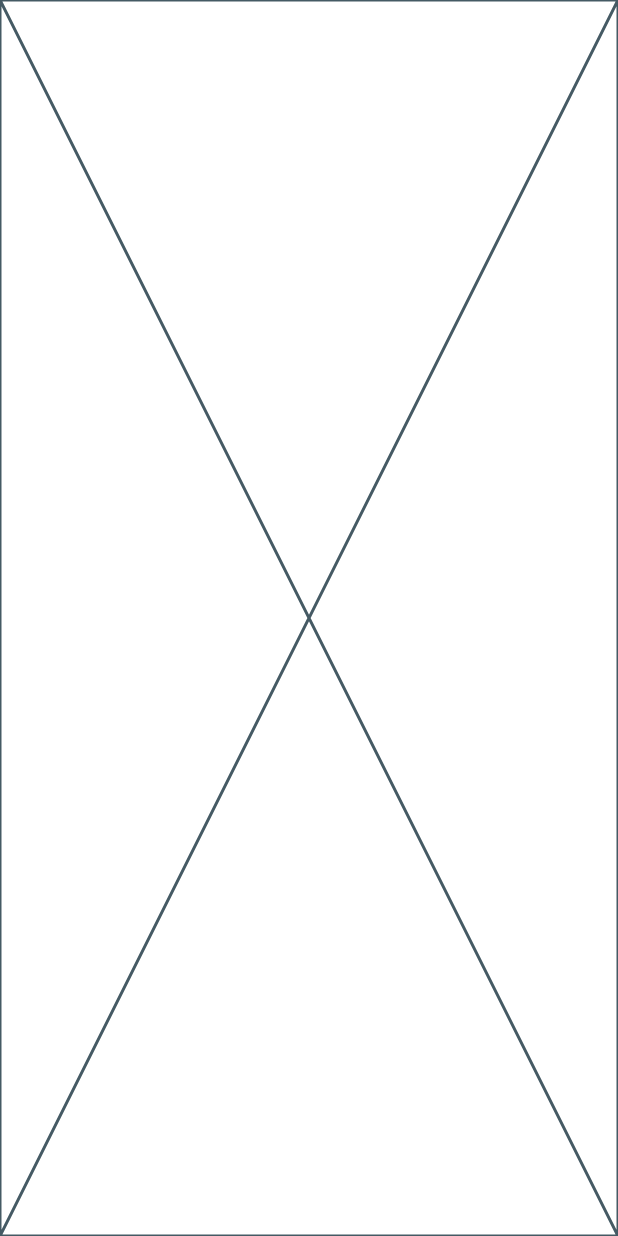
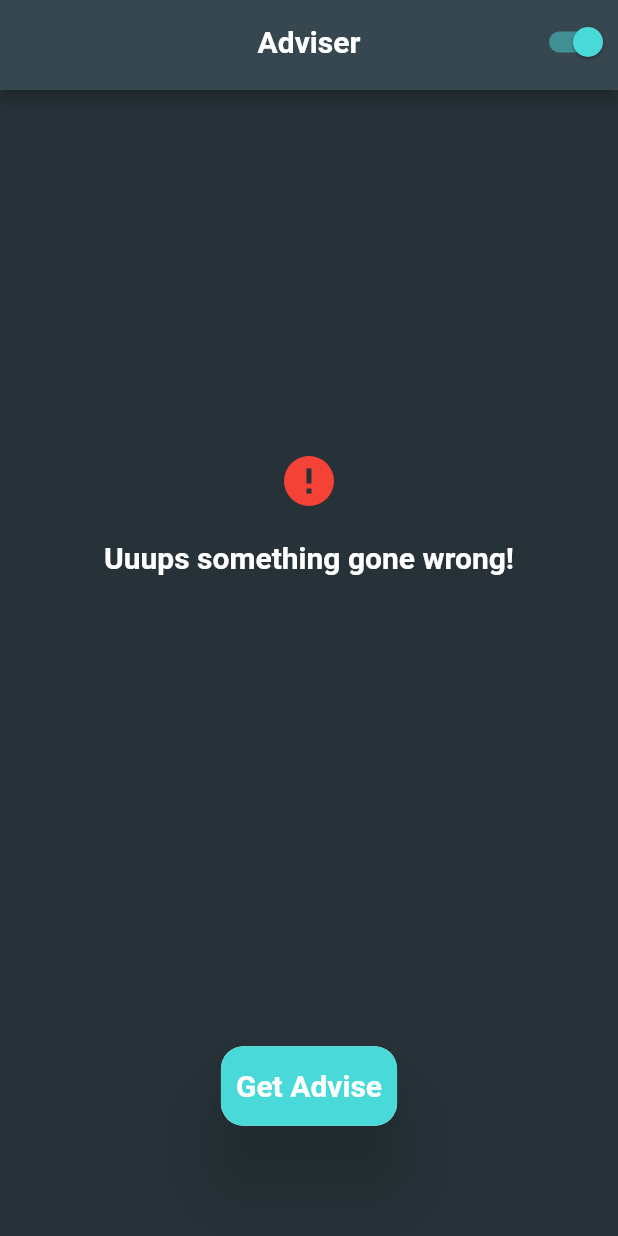
Before and after one commit to devkudasov/portfolio, a Flutter app: the screen it shows after launch, on a phone screen of 412 x 824 dp. Run offline on Flutter 3.47's test engine with Material 2 defaults, Android fonts, the phone set to English and light mode, and no system bars; Roboto replaces fonts that are missing (Rubik).

Commit message:
advisor: application layer - widgets

```diff
--- a/advisor/lib/application/core/services/theme_service.dart
+++ b/advisor/lib/application/core/services/theme_service.dart
@@ -1,14 +1,14 @@
 import 'package:flutter/material.dart';
 
 class ThemeService extends ChangeNotifier {
-  static bool _isDarkModeOn = true;
+  bool isDarkModeOn = true;
 
   ThemeMode getTheme() {
-    return _isDarkModeOn ? ThemeMode.dark : ThemeMode.light;
+    return isDarkModeOn ? ThemeMode.dark : ThemeMode.light;
   }
 
   void switchTheme() {
-    _isDarkModeOn = !_isDarkModeOn;
+    isDarkModeOn = !isDarkModeOn;
     notifyListeners();
   }
 }
--- a/advisor/lib/application/screens/advice/advice_screen.dart
+++ b/advisor/lib/application/screens/advice/advice_screen.dart
@@ -1,3 +1,5 @@
+import 'package:advisor/application/screens/advice/widgets/app_bar/adviser_app_bar.dart';
+import 'package:advisor/application/screens/advice/widgets/body/body.dart';
 import 'package:flutter/material.dart';
 
 class AdviceScreen extends StatelessWidget {
@@ -5,6 +7,9 @@ class AdviceScreen extends StatelessWidget {
 
   @override
   Widget build(BuildContext context) {
-    return const Placeholder();
+    return const Scaffold(
+      appBar: AdviserAppBar(),
+      body: Body(),
+    );
   }
 }
--- /dev/null
+++ b/advisor/lib/application/screens/advice/widgets/app_bar/adviser_app_bar.dart
@@ -0,0 +1,30 @@
+import 'package:advisor/application/core/services/theme_service.dart';
+import 'package:flutter/material.dart';
+import 'package:provider/provider.dart';
+
+class AdviserAppBar extends StatelessWidget implements PreferredSizeWidget {
+  const AdviserAppBar({super.key});
+
+  @override
+  Widget build(BuildContext context) {
+    final themeData = Theme.of(context);
+
+    return AppBar(
+      title: Text(
+        'Adviser',
+        style: themeData.textTheme.displayLarge,
+      ),
+      centerTitle: true,
+      actions: [
+        Switch(
+            value: Provider.of<ThemeService>(context).isDarkModeOn,
+            onChanged: (_) {
+              Provider.of<ThemeService>(context, listen: false).switchTheme();
+            }),
+      ],
+    );
+  }
+
+  @override
+  Size get preferredSize => const Size.fromHeight(60);
+}
--- /dev/null
+++ b/advisor/lib/application/screens/advice/widgets/body/body.dart
@@ -0,0 +1,35 @@
+import 'package:advisor/application/screens/advice/widgets/body/widgets/advice_field.dart';
+import 'package:advisor/application/screens/advice/widgets/body/widgets/custom_button.dart';
+import 'package:advisor/application/screens/advice/widgets/body/widgets/error_message.dart';
+import 'package:advisor/application/screens/advice/widgets/body/widgets/loading.dart';
+import 'package:flutter/material.dart';
+
+class Body extends StatelessWidget {
+  const Body({super.key});
+
+  @override
+  Widget build(BuildContext context) {
+    return const Padding(
+      padding: EdgeInsets.symmetric(
+        horizontal: 50.0,
+      ),
+      child: Column(
+        children: [
+          Expanded(
+            child: Center(
+              child: ErrorMessage(
+                message: 'Uuups something gone wrong!',
+              ),
+            ),
+          ),
+          SizedBox(
+            height: 200.0,
+            child: Center(
+              child: CustomButon(),
+            ),
+          ),
+        ],
+      ),
+    );
+  }
+}
--- /dev/null
+++ b/advisor/lib/application/screens/advice/widgets/body/widgets/custom_button.dart
@@ -0,0 +1,36 @@
+import 'package:flutter/material.dart';
+
+class CustomButon extends StatelessWidget {
+  const CustomButon({super.key});
+
+  @override
+  Widget build(BuildContext context) {
+    final ThemeData themeData = Theme.of(context);
+
+    return InkResponse(
+      onTap: () {
+        print('Button pressed');
+      },
+      child: Material(
+        elevation: 20.0,
+        borderRadius: BorderRadius.circular(15.0),
+        child: Container(
+          decoration: BoxDecoration(
+            color: themeData.colorScheme.secondary,
+            borderRadius: BorderRadius.circular(15.0),
+          ),
+          child: Padding(
+            padding: const EdgeInsets.symmetric(
+              horizontal: 10.0,
+              vertical: 15.0,
+            ),
+            child: Text(
+              'Get Advise',
+              style: themeData.textTheme.displayLarge,
+            ),
+          ),
+        ),
+      ),
+    );
+  }
+}
--- /dev/null
+++ b/advisor/lib/application/screens/advice/widgets/body/widgets/error_message.dart
@@ -0,0 +1,30 @@
+import 'package:flutter/material.dart';
+
+class ErrorMessage extends StatelessWidget {
+  final String message;
+  const ErrorMessage({super.key, required this.message});
+
+  @override
+  Widget build(BuildContext context) {
+    final ThemeData themeData = Theme.of(context);
+
+    return Column(
+      mainAxisAlignment: MainAxisAlignment.center,
+      children: [
+        const Icon(
+          Icons.error,
+          size: 40.0,
+          color: Colors.red,
+        ),
+        const SizedBox(
+          height: 20.0,
+        ),
+        Text(
+          message,
+          style: themeData.textTheme.displayLarge,
+          textAlign: TextAlign.center,
+        ),
+      ],
+    );
+  }
+}
--- a/advisor/lib/main.dart
+++ b/advisor/lib/main.dart
@@ -1,3 +1,4 @@
+import 'package:advisor/application/screens/advice/advice_screen.dart';
 import 'package:advisor/theme.dart';
 import 'package:advisor/application/core/services/theme_service.dart';
 import 'package:flutter/material.dart';
@@ -23,7 +24,7 @@ class Advisor extends StatelessWidget {
           themeMode: themeService.getTheme(),
           theme: AppTheme.lightTheme,
           darkTheme: AppTheme.darkTheme,
-          home: const Placeholder(),
+          home: const AdviceScreen(),
         );
       },
     );
--- a/advisor/lib/theme.dart
+++ b/advisor/lib/theme.dart
@@ -20,7 +20,7 @@ class AppTheme {
   static final Color _darkAppBarColor = Colors.blueGrey.shade800;
 
   static const _iconColor = Colors.white;
-  static final _accentColor = Color.fromRGBO(74, 217, 217, 1);
+  static const _accentColor = Color.fromRGBO(74, 217, 217, 1);
 
   /// Text
 
```
Also changed, not shown: advisor/lib/application/screens/advice/widgets/body/widgets/advice_field.dart (added, +33 -0 lines), advisor/lib/application/screens/advice/widgets/body/widgets/greetings.dart (added, +15 -0 lines), advisor/lib/application/screens/advice/widgets/body/widgets/loading.dart (added, +14 -0 lines).
